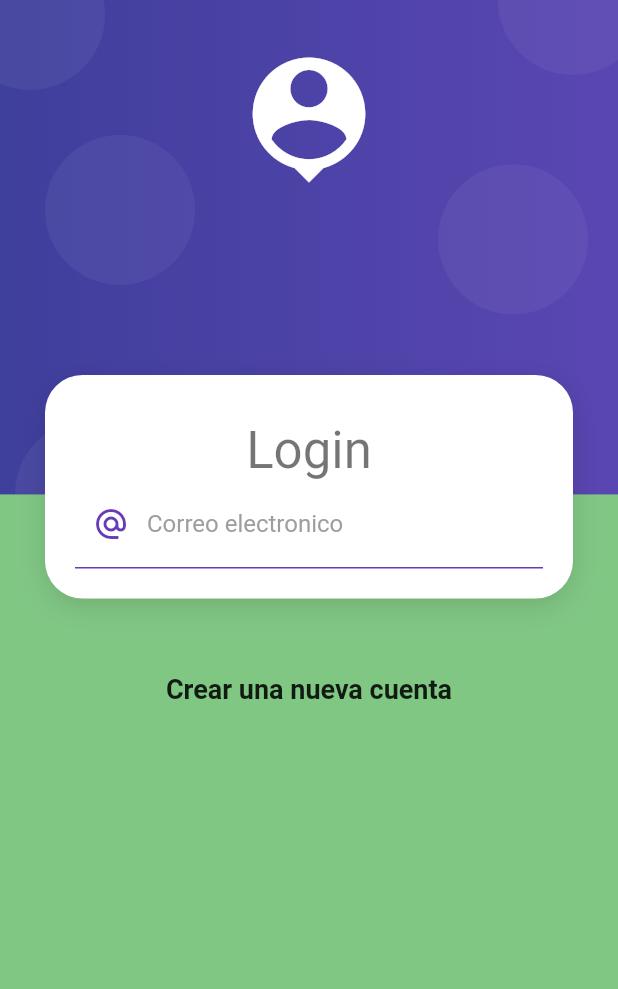
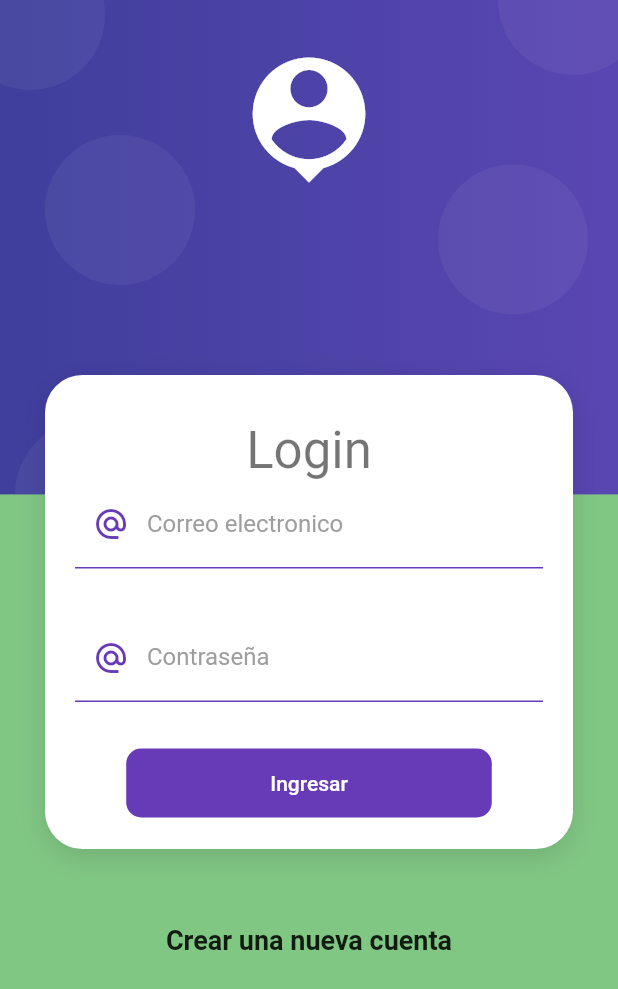
Before and after one commit to ramosjb7/tienda_zapatos, a Flutter app: the screen it shows after launch, on a phone screen of 412 x 824 dp. Shown: the top 989 px of the screen. Run offline on Flutter 3.47's test engine with Material 2 defaults, Android fonts, the phone set to English and light mode, and no system bars.

Commit message:
Se hizo las validaciones al login, terminado la interfaz login

```diff
--- /dev/null
+++ b/lib/providers/login_form_provider.dart
@@ -0,0 +1,27 @@
+import 'package:flutter/material.dart';
+
+class LoginFormProvider extends ChangeNotifier {
+
+  GlobalKey<FormState> formKey = GlobalKey<FormState>();
+
+
+  String email = '';
+  String password = '';
+
+  bool _isLoading = false;
+  bool get isLoading => _isLoading;
+  set isLoading(bool value){
+    _isLoading = value;
+    notifyListeners();
+  }
+
+
+  bool isValidForm(){
+
+    //print ('$email');
+
+    return formKey.currentState?.validate() ?? false;
+  }
+
+
+}
--- a/lib/screens/home_screen.dart
+++ b/lib/screens/home_screen.dart
@@ -5,7 +5,7 @@ class HomeScreen extends StatelessWidget {
 
   @override
   Widget build(BuildContext context) {
-    return Scaffold(
+    return const Scaffold(
 
     );
   }
--- a/lib/screens/login_screen.dart
+++ b/lib/screens/login_screen.dart
@@ -1,4 +1,8 @@
 import 'package:flutter/material.dart';
+import 'package:provider/provider.dart';
+import 'package:proyecto_final/providers/login_form_provider.dart';
+
+import 'package:proyecto_final/ui/input_decorations.dart';
 import 'package:proyecto_final/witgets/widgets.dart';
 
 class LoginScreen extends StatelessWidget {
@@ -21,7 +25,10 @@ class LoginScreen extends StatelessWidget {
                       style: Theme.of(context).textTheme.headline4
                     ),
 
-                    _LoginForm()
+                    ChangeNotifierProvider(
+                      create: (_)=> LoginFormProvider(),
+                      child: const _LoginForm(),
+                    )
 
                   ],
                 )
@@ -33,7 +40,8 @@ class LoginScreen extends StatelessWidget {
                   fontSize: 18,
                   fontWeight: FontWeight.bold
                 ),
-              )
+              ),
+              const SizedBox(height: 50,),
             ]
           ),
         ),
@@ -47,36 +55,89 @@ class _LoginForm extends StatelessWidget {
 
   @override
   Widget build(BuildContext context) {
+
+    final loginForm = Provider.of<LoginFormProvider>(context);
+
     return Container(
+      padding: const EdgeInsets.all(0),
       child: Form(
+        autovalidateMode: AutovalidateMode.onUserInteraction,
+        key: loginForm.formKey,
         child: Column(
           children: [
             TextFormField(
               autocorrect: false,
               keyboardType: TextInputType.emailAddress,
-              decoration: InputDecoration(
-                enabledBorder: UnderlineInputBorder(
-                  borderSide: BorderSide(
-                    color: Colors.deepPurple
-                  )
-                ),
-                focusedBorder: UnderlineInputBorder(
-                  borderSide: BorderSide(
-                    color: Colors.deepPurple,
-                    width: 2
-                  )
-                ),
+              decoration: InputDecorations.authInputDecorations(
                 hintText: 'brayan@gmail.com',
                 labelText: 'Correo electronico',
-                labelStyle: TextStyle(
-                  color: Colors.grey,
+                prefixIcon: Icons.alternate_email_rounded
+              ),
+              onChanged: (value) => loginForm.email = value,
+              validator: (value){
+
+                String pattern = r'^(([^<>()[\]\\.,;:\s@\"]+(\.[^<>()[\]\\.,;:\s@\"]+)*)|(\".+\"))@((\[[0-9]{1,3}\.[0-9]{1,3}\.[0-9]{1,3}\.[0-9]{1,3}\])|(([a-zA-Z\-0-9]+\.)+[a-zA-Z]{2,}))$';
+                RegExp regExp  = RegExp(pattern);
+                return regExp.hasMatch(value ?? '')
+                  ? null
+                  : 'El calor no luce como correo';
+
+              },
+            ),
+            const SizedBox(height: 30,),
+            TextFormField(
+              autocorrect: false,
+              obscureText: true,
+              keyboardType: TextInputType.emailAddress,
+              decoration: InputDecorations.authInputDecorations(
+                hintText: '*************',
+                labelText: 'Contraseña',
+                prefixIcon: Icons.lock_outline
+              ),
+              onChanged: (value) => loginForm.password = value,
+              validator: (value){
+
+                return(value != null && value.length >= 6)
+                  ? null
+                  : 'La contraseña debe de ser de 6 careacteres';
+              },
+            ),
+            const SizedBox(height: 30,),
+
+            MaterialButton(
+              shape: RoundedRectangleBorder(
+                borderRadius: BorderRadius.circular(10)
+              ),
+              disabledColor: Colors.grey,
+              elevation: 0,
+              color: Colors.deepPurple,
+              child: Container(
+                padding: const EdgeInsets.symmetric(horizontal: 80, vertical: 15),
+                child: Text(
+                  loginForm.isLoading
+                    ? 'Espere'
+                    : 'Ingresar',
+                  style: const TextStyle(
+                    color: Colors.white
+                  ),
                 ),
-                prefixIcon: Icon(
-                  Icons.alternate_email,
-                  color: Colors.deepPurple,
-                )
               ),
-            )
+              onPressed: loginForm.isLoading ? null :() async{
+
+                FocusScope.of(context).unfocus();
+                if(!loginForm.isValidForm()) return;
+
+                loginForm.isLoading = true;
+
+                await Future.delayed(const Duration(seconds: 2));
+
+                loginForm.isLoading = false;
+
+                Navigator.pushNamed(context, 'home');
+              },
+            ),
+
+
           ],
         ),
       ),
--- /dev/null
+++ b/lib/ui/input_decorations.dart
@@ -0,0 +1,24 @@
+import 'package:flutter/material.dart';
+
+class InputDecorations {
+  static InputDecoration authInputDecorations({
+    required String hintText,
+    required String labelText,
+    IconData? prefixIcon
+  }) {
+    return InputDecoration(
+        enabledBorder: const  UnderlineInputBorder(
+            borderSide: BorderSide(color: Colors.deepPurple)),
+        focusedBorder: const  UnderlineInputBorder(
+            borderSide: BorderSide(color: Colors.deepPurple, width: 2)),
+        hintText: hintText,
+        labelText: labelText,
+        labelStyle: const  TextStyle(
+          color:  Colors.grey,
+        ),
+        prefixIcon: prefixIcon != null
+          ? const Icon(Icons.alternate_email, color: Colors.deepPurple,)
+          : null
+        );
+  }
+}
--- a/lib/witgets/auth_background.dart
+++ b/lib/witgets/auth_background.dart
@@ -8,6 +8,7 @@ class AuthBackground extends StatelessWidget {
   @override
   Widget build(BuildContext context) {
     return Container(
+      padding: const EdgeInsets.all(0),
       width: double.infinity,
       height: double.infinity,
       child: Stack(
```
Also changed, not shown: pubspec.yaml (+4 -12 lines), pubspec.lock.
